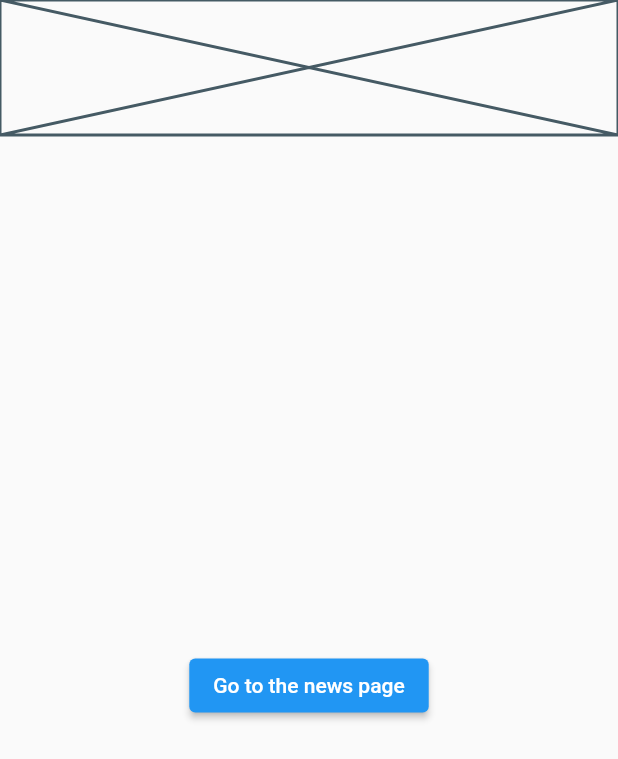
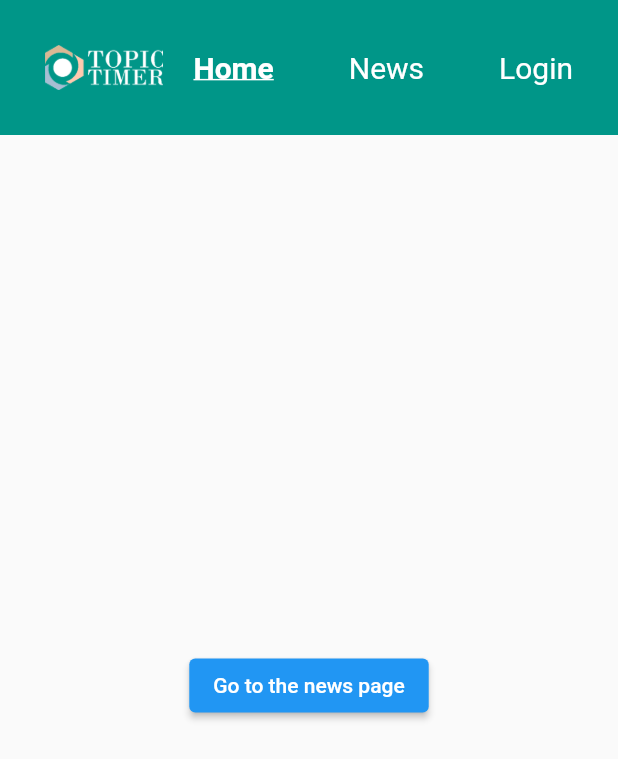
Before and after one commit to VidBarbaro/TopicTimer, a Flutter app: the screen it shows after launch, on a phone screen of 412 x 824 dp. Shown: the top 759 px of the screen. Run offline on Flutter 3.47's test engine with Material 2 defaults, Android fonts, the light colour scheme and no system bars; our stand-ins replace go_router; Roboto replaces fonts that are missing (BodoniMT).

Commit message:
Updated navbar to be only website navbar

```diff
--- a/flutter/lib/components/navbar.dart
+++ b/flutter/lib/components/website/navbar.dart
@@ -1,9 +1,7 @@
-import 'dart:io';
-import 'package:flutter/foundation.dart';
 import 'package:flutter/material.dart';
-import 'package:topictimer_flutter_application/components/navbar_item.dart';
+import 'package:topictimer_flutter_application/components/website/navbar_item.dart';
 
-class Navbar extends StatelessWidget implements PreferredSizeWidget {
+class Navbar extends StatefulWidget implements PreferredSizeWidget {
   final String activeLink;
 
   const Navbar({required this.activeLink, super.key});
@@ -14,30 +12,10 @@ class Navbar extends StatelessWidget implements PreferredSizeWidget {
   }
 
   @override
-  Widget build(BuildContext context) {
-    if (kIsWeb) {
-      return WebsiteNavbar(
-        activeLink: activeLink,
-      );
-    } else if (Platform.isAndroid) {
-    } else if (Platform.isIOS) {
-    } else if (Platform.isWindows) {
-    } else if (Platform.isLinux) {
-    } else if (Platform.isMacOS) {}
-
-    return const Placeholder();
-  }
+  State<Navbar> createState() => _NavbarState();
 }
 
-class WebsiteNavbar extends StatefulWidget {
-  final String activeLink;
-  const WebsiteNavbar({required this.activeLink, super.key});
-
-  @override
-  State<WebsiteNavbar> createState() => _WebsiteNavbarState();
-}
-
-class _WebsiteNavbarState extends State<WebsiteNavbar> {
+class _NavbarState extends State<Navbar> {
   @override
   Widget build(BuildContext context) {
     return Container(
--- a/flutter/lib/pages/home.dart
+++ b/flutter/lib/pages/home.dart
@@ -1,6 +1,6 @@
 import 'package:flutter/material.dart';
 import 'package:go_router/go_router.dart';
-import 'package:topictimer_flutter_application/components/navbar.dart';
+import 'package:topictimer_flutter_application/components/website/navbar.dart';
 
 class HomePage extends StatelessWidget {
   const HomePage({super.key});
--- a/flutter/lib/pages/news.dart
+++ b/flutter/lib/pages/news.dart
@@ -1,5 +1,5 @@
 import 'package:flutter/material.dart';
-import 'package:topictimer_flutter_application/components/navbar.dart';
+import 'package:topictimer_flutter_application/components/website/navbar.dart';
 
 class NewsPage extends StatelessWidget {
   const NewsPage({super.key});
```
Also changed, not shown: flutter/lib/components/website/navbar_item.dart (renamed from flutter/lib/components/navbar_item.dart).
